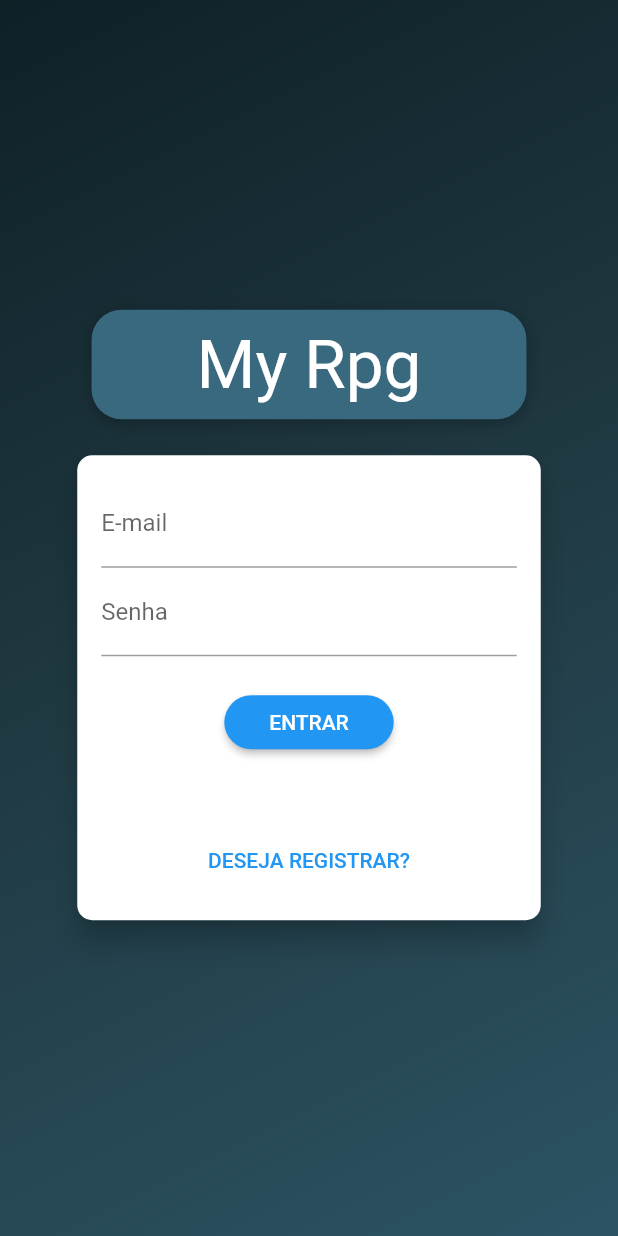
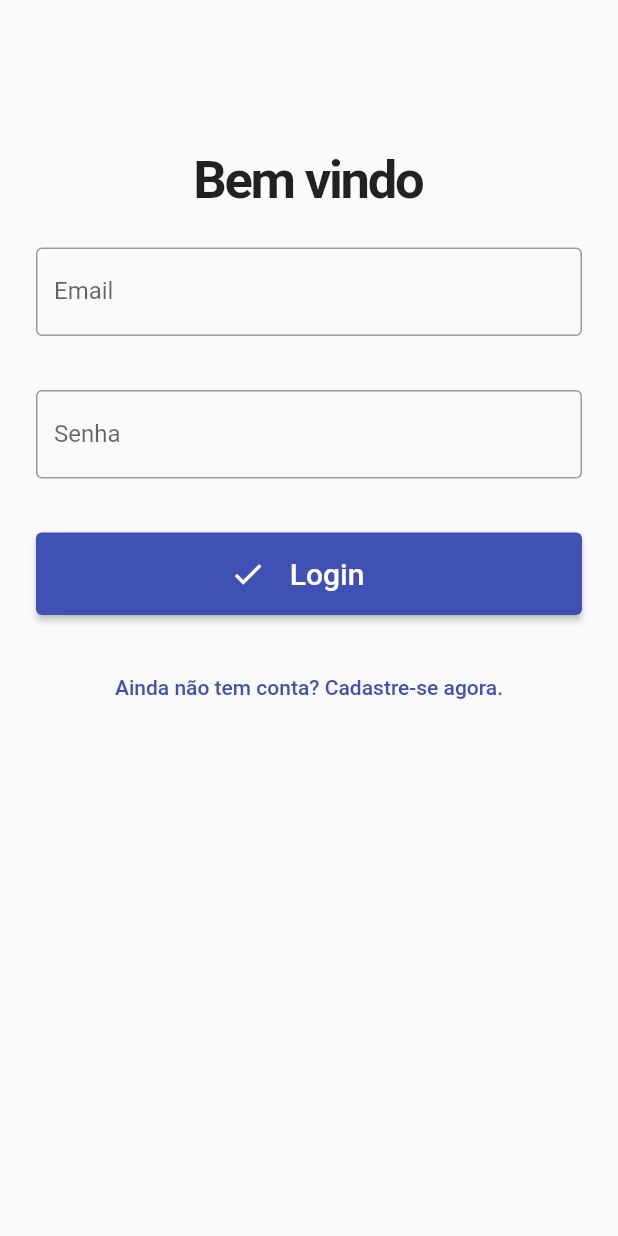
Before and after one commit to BrayanMota/Unitins-MyRPG, a Flutter app: the LoginPage screen opened directly, on a phone screen of 412 x 824 dp. Run offline on Flutter 3.47's test engine with Material 2 defaults, Android fonts, the phone set to English and light mode, and no system bars; our stand-ins replace firebase_auth, firebase_core; accounts and stored records are empty.

Commit message:
nova tentativa

```diff
--- /dev/null
+++ b/lib/login.dart
@@ -0,0 +1,23 @@
+import 'dart:convert';
+
+import 'package:flutter/material.dart';
+import 'package:http/http.dart' as http;
+
+class Login with ChangeNotifier {
+  static const _url =
+      'https://identitytoolkit.googleapis.com/v1/accounts:signUp?key=AIzaSyBsRnjYuuPWF4VV5ah_YKQvhAYcVzlko80';
+
+  Future<void> signup(String email, String password) async {
+    final response = await http.post(
+      Uri.parse(_url),
+      body: jsonEncode({
+        'email': email,
+        'password': password,
+        //padrao do firebase que pergunta se vc quer ou não q gere um token
+        'returnSecureToken': true,
+      }),
+    );
+
+    print(jsonDecode(response.body));
+  }
+}
--- a/lib/login_form.dart
+++ b/lib/login_form.dart
@@ -46,6 +46,8 @@ class _LoginFormState extends State<LoginForm> {
     setState(() => _isLoading = true);
 
     _formKey.currentState?.save();
+
+
 
     if (_isLogin()) {
       //todo Login
--- a/lib/login_page.dart
+++ /dev/null
@@ -1,66 +0,0 @@
-import 'package:flutter/material.dart';
-import 'package:my_rpg/login_form.dart';
-
-class LoginPage extends StatelessWidget {
-
-    @override
-  Widget build(BuildContext context) {
-    return Scaffold(
-      body: Stack(
-        children: [
-          Container(
-            decoration: BoxDecoration(
-              gradient: LinearGradient(
-                colors: [
-                  Color(0xFF0F2027),
-                  Color(0xFF203A43),
-                  Color(0xFF2C5364),
-                ],
-                begin: Alignment.topLeft,
-                end: Alignment.bottomRight,
-              ),
-            ),
-          ),
-          Container(
-            width: double.infinity,
-            child: Column(
-              crossAxisAlignment: CrossAxisAlignment.center,
-              mainAxisAlignment: MainAxisAlignment.center,
-              children: [
-                Container(
-                  margin: const EdgeInsets.only(
-                    bottom: 20,
-                  ),
-                  padding: const EdgeInsets.symmetric(
-                    vertical: 10,
-                    horizontal: 70,
-                  ),
-                  // cascade operator
-                  decoration: BoxDecoration(
-                    borderRadius: BorderRadius.circular(20),
-                    color: Color.fromARGB(255, 56, 105, 126),
-                    boxShadow: [
-                      BoxShadow(
-                        blurRadius: 8,
-                        color: Colors.black26,
-                        offset: Offset(0, 2),
-                      ),
-                    ],
-                  ),
-                  child: Text(
-                    'My Rpg',
-                    style: TextStyle(
-                      fontSize: 45,
-                      color: Colors.white,
-                    ),
-                  ),
-                ),
-                LoginForm(),
-              ],
-            ),
-          ),
-        ],
-      ),
-    );
-  }
-}
--- /dev/null
+++ b/lib/meu_aplicativo.dart
@@ -0,0 +1,20 @@
+import 'package:flutter/material.dart';
+import 'package:my_rpg/pages/home_page.dart';
+
+import 'widgets/auth_check.dart';
+
+class MeuAplicativo extends StatelessWidget {
+  const MeuAplicativo({Key? key}) : super(key: key);
+
+  @override
+  Widget build(BuildContext context) {
+    return MaterialApp(
+      title: 'AAAAAAAAAAAA',
+      debugShowCheckedModeBanner: false,
+      theme: ThemeData(
+        primarySwatch: Colors.indigo,
+      ),
+      home: HomePage(),
+    );
+  }
+}
--- /dev/null
+++ b/lib/pages/login_page.dart
@@ -0,0 +1,174 @@
+import 'package:flutter/material.dart';
+import 'package:provider/provider.dart';
+
+import '../services/auth_service.dart';
+
+class LoginPage extends StatefulWidget {
+  LoginPage({Key? key}) : super(key: key);
+
+  @override
+  _LoginPageState createState() => _LoginPageState();
+}
+
+class _LoginPageState extends State<LoginPage> {
+  final formKey = GlobalKey<FormState>();
+  final email = TextEditingController();
+  final senha = TextEditingController();
+
+  bool isLogin = true;
+  late String titulo;
+  late String actionButton;
+  late String toggleButton;
+  bool loading = false;
+
+  @override
+  void initState() {
+    super.initState();
+    setFormAction(true);
+  }
+
+  setFormAction(bool acao) {
+    setState(() {
+      isLogin = acao;
+      if (isLogin) {
+        titulo = 'Bem vindo';
+        actionButton = 'Login';
+        toggleButton = 'Ainda não tem conta? Cadastre-se agora.';
+      } else {
+        titulo = 'Crie sua conta';
+        actionButton = 'Cadastrar';
+        toggleButton = 'Voltar ao Login.';
+      }
+    });
+  }
+
+  login() async {
+    setState(() => loading = true);
+    try {
+      await context.read<AuthService>().login(email.text, senha.text);
+    } on AuthException catch (e) {
+      setState(() => loading = false);
+      ScaffoldMessenger.of(context)
+          .showSnackBar(SnackBar(content: Text(e.message)));
+    }
+  }
+
+  registrar() async {
+    setState(() => loading = true);
+    try {
+      await context.read<AuthService>().registrar(email.text, senha.text);
+    } on AuthException catch (e) {
+      setState(() => loading = false);
+      ScaffoldMessenger.of(context)
+          .showSnackBar(SnackBar(content: Text(e.message)));
+    }
+  }
+
+  @override
+  Widget build(BuildContext context) {
+    return Scaffold(
+      body: SingleChildScrollView(
+        child: Padding(
+          padding: EdgeInsets.only(top: 100),
+          child: Form(
+            key: formKey,
+            child: Column(
+              mainAxisAlignment: MainAxisAlignment.center,
+              children: [
+                Text(
+                  titulo,
+                  style: TextStyle(
+                    fontSize: 35,
+                    fontWeight: FontWeight.bold,
+                    letterSpacing: -1.5,
+                  ),
+                ),
+                Padding(
+                  padding: EdgeInsets.all(24),
+                  child: TextFormField(
+                    controller: email,
+                    decoration: InputDecoration(
+                      border: OutlineInputBorder(),
+                      labelText: 'Email',
+                    ),
+                    keyboardType: TextInputType.emailAddress,
+                    validator: (value) {
+                      if (value!.isEmpty) {
+                        return 'Informe o email corretamente!';
+                      }
+                      return null;
+                    },
+                  ),
+                ),
+                Padding(
+                  padding:
+                      EdgeInsets.symmetric(vertical: 12.0, horizontal: 24.0),
+                  child: TextFormField(
+                    controller: senha,
+                    obscureText: true,
+                    decoration: InputDecoration(
+                      border: OutlineInputBorder(),
+                      labelText: 'Senha',
+                    ),
+                    validator: (value) {
+                      if (value!.isEmpty) {
+                        return 'Informa sua senha!';
+                      } else if (value.length < 6) {
+                        return 'Sua senha deve ter no mínimo 6 caracteres';
+                      }
+                      return null;
+                    },
+                  ),
+                ),
+                Padding(
+                  padding: EdgeInsets.all(24.0),
+                  child: ElevatedButton(
+                    onPressed: () {
+                      if (formKey.currentState!.validate()) {
+                        if (isLogin) {
+                          login();
+                        } else {
+                          registrar();
+                        }
+                      }
+                    },
+                    child: Row(
+                      mainAxisAlignment: MainAxisAlignment.center,
+                      children: (loading)
+                          ? [
+                              Padding(
+                                padding: EdgeInsets.all(16),
+                                child: SizedBox(
+                                  width: 24,
+                                  height: 24,
+                                  child: CircularProgressIndicator(
+                                    color: Colors.white,
+                                  ),
+                                ),
+                              )
+                            ]
+                          : [
+                              Icon(Icons.check),
+                              Padding(
+                                padding: EdgeInsets.all(16.0),
+                                child: Text(
+                                  actionButton,
+                                  style: TextStyle(fontSize: 20),
+                                ),
+                              ),
+                            ],
+                    ),
+                  ),
+                ),
+                TextButton(
+                  onPressed: () => setFormAction(!isLogin),
+                  child: Text(toggleButton),
+                ),
+              ],
+            ),
+          ),
+        ),
+      ),
+    );
+  }
+}
--- /dev/null
+++ b/lib/services/auth_service.dart
@@ -0,0 +1,61 @@
+import 'package:firebase_auth/firebase_auth.dart';
+import 'package:flutter/material.dart';
+
+class AuthException implements Exception {
+  String message;
+  AuthException(this.message);
+}
+
+class AuthService extends ChangeNotifier {
+  FirebaseAuth _auth = FirebaseAuth.instance;
+  User? usuario;
+  bool isLoading = true;
+
+  AuthService() {
+    _authCheck();
+  }
+
+  _authCheck() {
+    _auth.authStateChanges().listen((User? user) {
+      usuario = (user == null) ? null : user;
+      isLoading = false;
+      notifyListeners();
+    });
+  }
+
+  _getUser() {
+    usuario = _auth.currentUser;
+    notifyListeners();
+  }
+
+  registrar(String email, String senha) async {
+    try {
+      await _auth.createUserWithEmailAndPassword(email: email, password: senha);
+      _getUser();
+    } on FirebaseAuthException catch (e) {
+      if (e.code == 'weak-password') {
+        throw AuthException('A senha é muito fraca!');
+      } else if (e.code == 'email-already-in-use') {
+        throw AuthException('Este email já está cadastrado');
+      }
+    }
+  }
+
+  login(String email, String senha) async {
+    try {
+      await _auth.signInWithEmailAndPassword(email: email, password: senha);
+      _getUser();
+    } on FirebaseAuthException catch (e) {
+      if (e.code == 'user-not-found') {
+        throw AuthException('Email não encontrado. Cadastre-se.');
+      } else if (e.code == 'wrong-password') {
+        throw AuthException('Senha incorreta. Tente novamente');
+      }
+    }
+  }
+
+  logout() async {
+    await _auth.signOut();
+    _getUser();
+  }
+}
--- a/pubspec.yaml
+++ b/pubspec.yaml
@@ -38,7 +38,10 @@ dependencies:
 dev_dependencies:
   flutter_test:
     sdk: flutter
+  provider: ^5.0.0
   http: ^0.13.3
+  firebase_core: "^1.3.0"
+  firebase_auth: "^2.0.0"
 
   # The "flutter_lints" package below contains a set of recommended lints to
   # encourage good coding practices. The lint set provided by the package is
```
Also changed, not shown: lib/main.dart (+18 -19 lines), lib/widgets/auth_check.dart (added, +35 -0 lines), lib/pages/home_page.dart (renamed from lib/home_page.dart), pubspec.lock, 4 other files.
